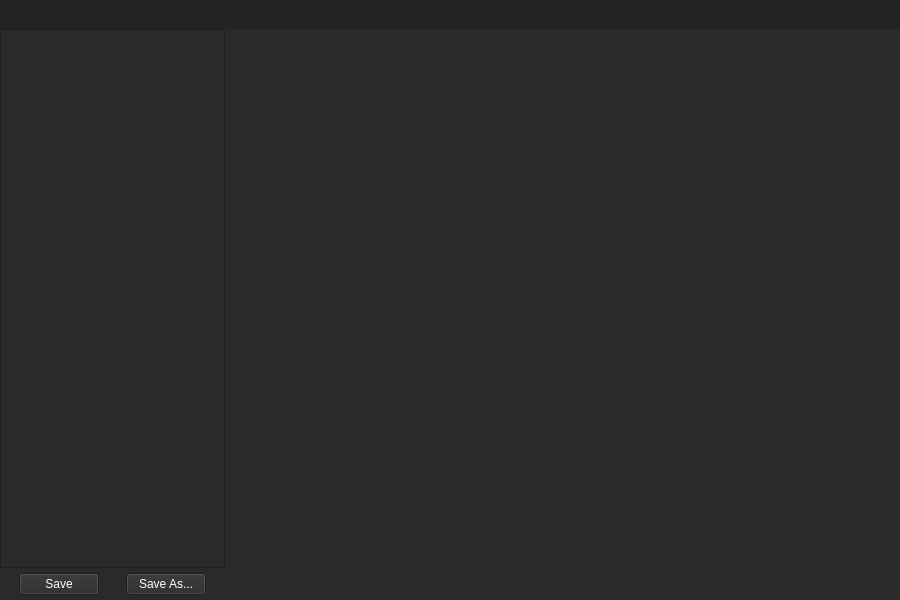
Before: the Qt Designer form themeeditor.ui in AritxOnly/Qt-AbletonLive_ThemeEditor, drawn with Qt 5.
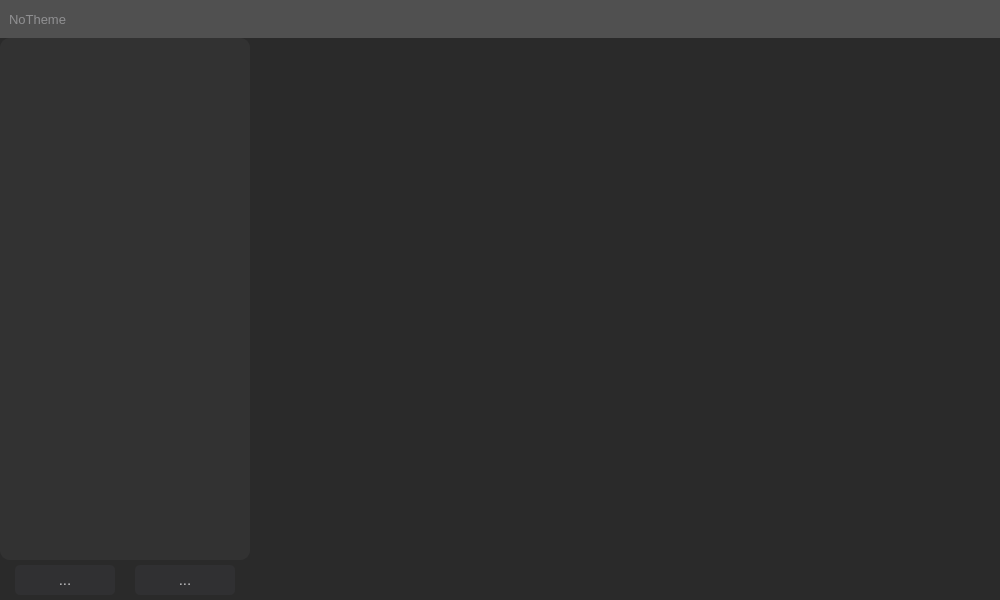
After: the same form once the commit is applied. Icons and pictures are not drawn.

```diff
--- a/themeeditor.ui
+++ b/themeeditor.ui
@@ -6,13 +6,16 @@
    <rect>
     <x>0</x>
     <y>0</y>
-    <width>900</width>
+    <width>1000</width>
     <height>600</height>
    </rect>
   </property>
   <property name="windowTitle">
    <string>ThemeEditor</string>
   </property>
+  <property name="styleSheet">
+   <string notr="true"/>
+  </property>
   <widget class="QWidget" name="mainWidget">
    <property name="sizePolicy">
     <sizepolicy hsizetype="Expanding" vsizetype="Expanding">
@@ -20,192 +23,11 @@
      <verstretch>0</verstretch>
     </sizepolicy>
    </property>
-   <property name="palette">
-    <palette>
-     <active>
-      <colorrole role="WindowText">
-       <brush brushstyle="SolidPattern">
-        <color alpha="255">
-         <red>255</red>
-         <green>255</green>
-         <blue>255</blue>
-        </color>
-       </brush>
-      </colorrole>
-      <colorrole role="Button">
-       <brush brushstyle="SolidPattern">
-        <color alpha="255">
-         <red>42</red>
-         <green>42</green>
-         <blue>42</blue>
-        </color>
-       </brush>
-      </colorrole>
-      <colorrole role="Text">
-       <brush brushstyle="SolidPattern">
-        <color alpha="255">
-         <red>255</red>
-         <green>255</green>
-         <blue>255</blue>
-        </color>
-       </brush>
-      </colorrole>
-      <colorrole role="ButtonText">
-       <brush brushstyle="SolidPattern">
-        <color alpha="255">
-         <red>255</red>
-         <green>255</green>
-         <blue>255</blue>
-        </color>
-       </brush>
-      </colorrole>
-      <colorrole role="Base">
-       <brush brushstyle="SolidPattern">
-        <color alpha="255">
-         <red>42</red>
-         <green>42</green>
-         <blue>42</blue>
-        </color>
-       </brush>
-      </colorrole>
-      <colorrole role="Window">
-       <brush brushstyle="SolidPattern">
-        <color alpha="255">
-         <red>42</red>
-         <green>42</green>
-         <blue>42</blue>
-        </color>
-       </brush>
-      </colorrole>
-      <colorrole role="Highlight">
-       <brush brushstyle="SolidPattern">
-        <color alpha="255">
-         <red>106</red>
-         <green>106</green>
-         <blue>106</blue>
-        </color>
-       </brush>
-      </colorrole>
-     </active>
-     <inactive>
-      <colorrole role="WindowText">
-       <brush brushstyle="SolidPattern">
-        <color alpha="255">
-         <red>255</red>
-         <green>255</green>
-         <blue>255</blue>
-        </color>
-       </brush>
-      </colorrole>
-      <colorrole role="Button">
-       <brush brushstyle="SolidPattern">
-        <color alpha="255">
-         <red>42</red>
-         <green>42</green>
-         <blue>42</blue>
-        </color>
-       </brush>
-      </colorrole>
-      <colorrole role="Text">
-       <brush brushstyle="SolidPattern">
-        <color alpha="255">
-         <red>255</red>
-         <green>255</green>
-         <blue>255</blue>
-        </color>
-       </brush>
-      </colorrole>
-      <colorrole role="ButtonText">
-       <brush brushstyle="SolidPattern">
-        <color alpha="255">
-         <red>255</red>
-         <green>255</green>
-         <blue>255</blue>
-        </color>
-       </brush>
-      </colorrole>
-      <colorrole role="Base">
-       <brush brushstyle="SolidPattern">
-        <color alpha="255">
-         <red>42</red>
-         <green>42</green>
-         <blue>42</blue>
-        </color>
-       </brush>
-      </colorrole>
-      <colorrole role="Window">
-       <brush brushstyle="SolidPattern">
-        <color alpha="255">
-         <red>42</red>
-         <green>42</green>
-         <blue>42</blue>
-        </color>
-       </brush>
-      </colorrole>
-      <colorrole role="Highlight">
-       <brush brushstyle="SolidPattern">
-        <color alpha="255">
-         <red>106</red>
-         <green>106</green>
-         <blue>106</blue>
-        </color>
-       </brush>
-      </colorrole>
-      <colorrole role="HighlightedText">
-       <brush brushstyle="SolidPattern">
-        <color alpha="255">
-         <red>255</red>
-         <green>255</green>
-         <blue>255</blue>
-        </color>
-       </brush>
-      </colorrole>
-     </inactive>
-     <disabled>
-      <colorrole role="Button">
-       <brush brushstyle="SolidPattern">
-        <color alpha="255">
-         <red>42</red>
-         <green>42</green>
-         <blue>42</blue>
-        </color>
-       </brush>
-      </colorrole>
-      <colorrole role="Base">
-       <brush brushstyle="SolidPattern">
-        <color alpha="255">
-         <red>42</red>
-         <green>42</green>
-         <blue>42</blue>
-        </color>
-       </brush>
-      </colorrole>
-      <colorrole role="Window">
-       <brush brushstyle="SolidPattern">
-        <color alpha="255">
-         <red>42</red>
-         <green>42</green>
-         <blue>42</blue>
-        </color>
-       </brush>
-      </colorrole>
-      <colorrole role="Shadow">
-       <brush brushstyle="SolidPattern">
-        <color alpha="255">
-         <red>89</red>
-         <green>89</green>
-         <blue>89</blue>
-        </color>
-       </brush>
-      </colorrole>
-     </disabled>
-    </palette>
-   </property>
    <property name="layoutDirection">
     <enum>Qt::LeftToRight</enum>
    </property>
    <property name="styleSheet">
-    <string notr="true">background-color: rgb(42, 42, 42);</string>
+    <string notr="true">background-color: #2a2a2a;</string>
    </property>
    <layout class="QVBoxLayout" name="verticalLayout">
     <property name="spacing">
@@ -224,14 +46,14 @@
      <number>0</number>
     </property>
     <item>
-     <layout class="QVBoxLayout" name="basicLayout" stretch="1,20">
+     <layout class="QVBoxLayout" name="basicLayout" stretch="0,0">
       <property name="spacing">
        <number>0</number>
       </property>
       <item>
        <widget class="QWidget" name="topBar" native="true">
         <property name="sizePolicy">
-         <sizepolicy hsizetype="Expanding" vsizetype="Expanding">
+         <sizepolicy hsizetype="Expanding" vsizetype="Fixed">
           <horstretch>0</horstretch>
           <verstretch>0</verstretch>
          </sizepolicy>
@@ -239,15 +61,89 @@
         <property name="minimumSize">
          <size>
           <width>0</width>
-          <height>0</height>
+          <height>35</height>
          </size>
         </property>
         <property name="cursor">
          <cursorShape>CrossCursor</cursorShape>
         </property>
         <property name="styleSheet">
-         <string notr="true">background-color: rgb(35, 35, 35);</string>
+         <string notr="true">background-color: #505050</string>
         </property>
+        <layout class="QHBoxLayout" name="horizontalLayout_3">
+         <item>
+          <widget class="QLabel" name="currentTheme">
+           <property name="sizePolicy">
+            <sizepolicy hsizetype="Fixed" vsizetype="Preferred">
+             <horstretch>0</horstretch>
+             <verstretch>0</verstretch>
+            </sizepolicy>
+           </property>
+           <property name="minimumSize">
+            <size>
+             <width>250</width>
+             <height>0</height>
+            </size>
+           </property>
+           <property name="font">
+            <font>
+             <pointsize>10</pointsize>
+            </font>
+           </property>
+           <property name="styleSheet">
+            <string notr="true">color:#909092;</string>
+           </property>
+           <property name="text">
+            <string>NoTheme</string>
+           </property>
+          </widget>
+         </item>
+         <item>
+          <spacer name="horizontalSpacer_4">
+           <property name="orientation">
+            <enum>Qt::Horizontal</enum>
+           </property>
+           <property name="sizeHint" stdset="0">
+            <size>
+             <width>40</width>
+             <height>20</height>
+            </size>
+           </property>
+          </spacer>
+         </item>
+         <item>
+          <widget class="QPushButton" name="helpButton">
+           <property name="sizePolicy">
+            <sizepolicy hsizetype="Fixed" vsizetype="Fixed">
+             <horstretch>0</horstretch>
+             <verstretch>0</verstretch>
+            </sizepolicy>
+           </property>
+           <property name="minimumSize">
+            <size>
+             <width>20</width>
+             <height>20</height>
+            </size>
+           </property>
+           <property name="styleSheet">
+            <string notr="true">border-radius:10px;</string>
+           </property>
+           <property name="text">
+            <string/>
+           </property>
+           <property name="icon">
+            <iconset resource="resource.qrc">
+             <normaloff>:/pics/resources/pics/help-filling.png</normaloff>:/pics/resources/pics/help-filling.png</iconset>
+           </property>
+           <property name="iconSize">
+            <size>
+             <width>20</width>
+             <height>20</height>
+            </size>
+           </property>
+          </widget>
+         </item>
+        </layout>
        </widget>
       </item>
       <item>
@@ -262,54 +158,54 @@
                <colorrole role="WindowText">
                 <brush brushstyle="SolidPattern">
                  <color alpha="255">
-                  <red>255</red>
-                  <green>255</green>
-                  <blue>255</blue>
+                  <red>192</red>
+                  <green>192</green>
+                  <blue>195</blue>
                  </color>
                 </brush>
                </colorrole>
                <colorrole role="Button">
                 <brush brushstyle="SolidPattern">
                  <color alpha="255">
-                  <red>42</red>
-                  <green>42</green>
-                  <blue>42</blue>
+                  <red>50</red>
+                  <green>50</green>
+                  <blue>50</blue>
                  </color>
                 </brush>
                </colorrole>
                <colorrole role="Text">
                 <brush brushstyle="SolidPattern">
                  <color alpha="255">
-                  <red>255</red>
-                  <green>255</green>
-                  <blue>255</blue>
+                  <red>192</red>
+                  <green>192</green>
+                  <blue>195</blue>
                  </color>
                 </brush>
                </colorrole>
                <colorrole role="ButtonText">
                 <brush brushstyle="SolidPattern">
                  <color alpha="255">
-                  <red>255</red>
-                  <green>255</green>
-                  <blue>255</blue>
+                  <red>192</red>
+                  <green>192</green>
+                  <blue>195</blue>
                  </color>
                 </brush>
                </colorrole>
                <colorrole role="Base">
                 <brush brushstyle="SolidPattern">
                  <color alpha="255">
-                  <red>42</red>
-                  <green>42</green>
-                  <blue>42</blue>
+                  <red>50</red>
+                  <green>50</green>
+                  <blue>50</blue>
                  </color>
                 </brush>
                </colorrole>
                <colorrole role="Window">
                 <brush brushstyle="SolidPattern">
                  <color alpha="255">
-                  <red>42</red>
-                  <green>42</green>
-                  <blue>42</blue>
+                  <red>50</red>
+                  <green>50</green>
+                  <blue>50</blue>
                  </color>
                 </brush>
                </colorrole>
@@ -322,59 +218,68 @@
                  </color>
                 </brush>
                </colorrole>
+               <colorrole role="PlaceholderText">
+                <brush brushstyle="SolidPattern">
+                 <color alpha="128">
+                  <red>192</red>
+                  <green>192</green>
+                  <blue>195</blue>
+                 </color>
+                </brush>
+               </colorrole>
               </active>
               <inactive>
                <colorrole role="WindowText">
                 <brush brushstyle="SolidPattern">
                  <color alpha="255">
-                  <red>255</red>
-                  <green>255</green>
-                  <blue>255</blue>
+                  <red>192</red>
+                  <green>192</green>
+                  <blue>195</blue>
                  </color>
                 </brush>
                </colorrole>
                <colorrole role="Button">
                 <brush brushstyle="SolidPattern">
                  <color alpha="255">
-                  <red>42</red>
-                  <green>42</green>
-                  <blue>42</blue>
+                  <red>50</red>
+                  <green>50</green>
+                  <blue>50</blue>
                  </color>
                 </brush>
                </colorrole>
                <colorrole role="Text">
                 <brush brushstyle="SolidPattern">
                  <color alpha="255">
-                  <red>255</red>
-                  <green>255</green>
-                  <blue>255</blue>
+                  <red>192</red>
+                  <green>192</green>
+                  <blue>195</blue>
                  </color>
                 </brush>
                </colorrole>
                <colorrole role="ButtonText">
                 <brush brushstyle="SolidPattern">
                  <color alpha="255">
-                  <red>255</red>
-                  <green>255</green>
-                  <blue>255</blue>
+                  <red>192</red>
+                  <green>192</green>
+                  <blue>195</blue>
                  </color>
                 </brush>
                </colorrole>
                <colorrole role="Base">
                 <brush brushstyle="SolidPattern">
                  <color alpha="255">
-                  <red>42</red>
-                  <green>42</green>
-                  <blue>42</blue>
+                  <red>50</red>
+                  <green>50</green>
+                  <blue>50</blue>
                  </color>
                 </brush>
                </colorrole>
                <colorrole role="Window">
                 <brush brushstyle="SolidPattern">
                  <color alpha="255">
-                  <red>42</red>
-                  <green>42</green>
-                  <blue>42</blue>
+                  <red>50</red>
+                  <green>50</green>
+                  <blue>50</blue>
                  </color>
                 </brush>
                </colorrole>
@@ -396,32 +301,68 @@
                  </color>
                 </brush>
                </colorrole>
+               <colorrole role="PlaceholderText">
+                <brush brushstyle="SolidPattern">
+                 <color alpha="128">
+                  <red>192</red>
+                  <green>192</green>
+                  <blue>195</blue>
+                 </color>
+                </brush>
+               </colorrole>
               </inactive>
               <disabled>
+               <colorrole role="WindowText">
+                <brush brushstyle="SolidPattern">
+                 <color alpha="255">
+                  <red>192</red>
+                  <green>192</green>
+                  <blue>195</blue>
+                 </color>
+                </brush>
+               </colorrole>
                <colorrole role="Button">
                 <brush brushstyle="SolidPattern">
                  <color alpha="255">
-                  <red>42</red>
-                  <green>42</green>
-                  <blue>42</blue>
+                  <red>50</red>
+                  <green>50</green>
+                  <blue>50</blue>
+                 </color>
+                </brush>
+               </colorrole>
+               <colorrole role="Text">
+                <brush brushstyle="SolidPattern">
+                 <color alpha="255">
+                  <red>192</red>
+                  <green>192</green>
+                  <blue>195</blue>
+                 </color>
+                </brush>
+               </colorrole>
+               <colorrole role="ButtonText">
+                <brush brushstyle="SolidPattern">
+                 <color alpha="255">
+                  <red>192</red>
+                  <green>192</green>
+                  <blue>195</blue>
                  </color>
                 </brush>
                </colorrole>
                <colorrole role="Base">
                 <brush brushstyle="SolidPattern">
                  <color alpha="255">
-                  <red>42</red>
-                  <green>42</green>
-                  <blue>42</blue>
+                  <red>50</red>
+                  <green>50</green>
+                  <blue>50</blue>
                  </color>
                 </brush>
                </colorrole>
                <colorrole role="Window">
                 <brush brushstyle="SolidPattern">
                  <color alpha="255">
-                  <red>42</red>
-                  <green>42</green>
-                  <blue>42</blue>
+                  <red>50</red>
+                  <green>50</green>
+                  <blue>50</blue>
                  </color>
                 </brush>
                </colorrole>
@@ -434,19 +375,33 @@
                  </color>
                 </brush>
                </colorrole>
+               <colorrole role="PlaceholderText">
+                <brush brushstyle="SolidPattern">
+                 <color alpha="128">
+                  <red>192</red>
+                  <green>192</green>
+                  <blue>195</blue>
+                 </color>
+                </brush>
+               </colorrole>
               </disabled>
              </palette>
             </property>
             <property name="autoFillBackground">
              <bool>false</bool>
             </property>
+            <property name="styleSheet">
+             <string notr="true">border-radius:10px;
+color:#c0c0c3;
+background-color:#323232</string>
+            </property>
             <property name="editTriggers">
              <set>QAbstractItemView::NoEditTriggers</set>
             </property>
            </widget>
           </item>
           <item>
-           <layout class="QHBoxLayout" name="horizontalLayout" stretch="1,2,2,2,1">
+           <layout class="QHBoxLayout" name="horizontalLayout" stretch="1,0,2,0,1">
             <property name="spacing">
              <number>10</number>
             </property>
@@ -476,190 +431,33 @@
              </spacer>
             </item>
             <item>
-             <widget class="QPushButton" name="saveButton">
-              <property name="palette">
-               <palette>
-                <active>
-                 <colorrole role="WindowText">
-                  <brush brushstyle="SolidPattern">
-                   <color alpha="255">
-                    <red>255</red>
-                    <green>255</green>
-                    <blue>255</blue>
-                   </color>
-                  </brush>
-                 </colorrole>
-                 <colorrole role="Button">
-                  <brush brushstyle="SolidPattern">
-                   <color alpha="255">
-                    <red>42</red>
-                    <green>42</green>
-                    <blue>42</blue>
-                   </color>
-                  </brush>
-                 </colorrole>
-                 <colorrole role="Text">
-                  <brush brushstyle="SolidPattern">
-                   <color alpha="255">
-                    <red>255</red>
-                    <green>255</green>
-                    <blue>255</blue>
-                   </color>
-                  </brush>
-                 </colorrole>
-                 <colorrole role="ButtonText">
-                  <brush brushstyle="SolidPattern">
-                   <color alpha="255">
-                    <red>255</red>
-                    <green>255</green>
-                    <blue>255</blue>
-                   </color>
-                  </brush>
-                 </colorrole>
-                 <colorrole role="Base">
-                  <brush brushstyle="SolidPattern">
-                   <color alpha="255">
-                    <red>42</red>
-                    <green>42</green>
-                    <blue>42</blue>
-                   </color>
-                  </brush>
-                 </colorrole>
-                 <colorrole role="Window">
-                  <brush brushstyle="SolidPattern">
-                   <color alpha="255">
-                    <red>42</red>
-                    <green>42</green>
-                    <blue>42</blue>
-                   </color>
-                  </brush>
-                 </colorrole>
-                 <colorrole role="Highlight">
-                  <brush brushstyle="SolidPattern">
-                   <color alpha="255">
-                    <red>106</red>
-                    <green>106</green>
-                    <blue>106</blue>
-                   </color>
-                  </brush>
-                 </colorrole>
-                </active>
-                <inactive>
-                 <colorrole role="WindowText">
-                  <brush brushstyle="SolidPattern">
-                   <color alpha="255">
-                    <red>255</red>
-                    <green>255</green>
-                    <blue>255</blue>
-                   </color>
-                  </brush>
-                 </colorrole>
-                 <colorrole role="Button">
-                  <brush brushstyle="SolidPattern">
-                   <color alpha="255">
-                    <red>42</red>
-                    <green>42</green>
-                    <blue>42</blue>
-                   </color>
-                  </brush>
-                 </colorrole>
-                 <colorrole role="Text">
-                  <brush brushstyle="SolidPattern">
-                   <color alpha="255">
-                    <red>255</red>
-                    <green>255</green>
-                    <blue>255</blue>
-                   </color>
-                  </brush>
-                 </colorrole>
-                 <colorrole role="ButtonText">
-                  <brush brushstyle="SolidPattern">
-                   <color alpha="255">
-                    <red>255</red>
-                    <green>255</green>
-                    <blue>255</blue>
-                   </color>
-                  </brush>
-                 </colorrole>
-                 <colorrole role="Base">
-                  <brush brushstyle="SolidPattern">
-                   <color alpha="255">
-                    <red>42</red>
-                    <green>42</green>
-                    <blue>42</blue>
-                   </color>
-                  </brush>
-                 </colorrole>
-                 <colorrole role="Window">
-                  <brush brushstyle="SolidPattern">
-                   <color alpha="255">
-                    <red>42</red>
-                    <green>42</green>
-                    <blue>42</blue>
-                   </color>
-                  </brush>
-                 </colorrole>
-                 <colorrole role="Highlight">
-                  <brush brushstyle="SolidPattern">
-                   <color alpha="255">
-                    <red>106</red>
-                    <green>106</green>
-                    <blue>106</blue>
-                   </color>
-                  </brush>
-                 </colorrole>
-                 <colorrole role="HighlightedText">
-                  <brush brushstyle="SolidPattern">
-                   <color alpha="255">
-                    <red>255</red>
-                    <green>255</green>
-                    <blue>255</blue>
-                   </color>
-                  </brush>
-                 </colorrole>
-                </inactive>
-                <disabled>
-                 <colorrole role="Button">
-                  <brush brushstyle="SolidPattern">
-                   <color alpha="255">
-                    <red>42</red>
-                    <green>42</green>
-                    <blue>42</blue>
-                   </color>
-                  </brush>
-                 </colorrole>
-                 <colorrole role="Base">
-                  <brush brushstyle="SolidPattern">
-                   <color alpha="255">
-                    <red>42</red>
-                    <green>42</green>
-                    <blue>42</blue>
-                   </color>
-                  </brush>
-                 </colorrole>
-                 <colorrole role="Window">
-                  <brush brushstyle="SolidPattern">
-                   <color alpha="255">
-                    <red>42</red>
-                    <green>42</green>
-                    <blue>42</blue>
-                   </color>
-                  </brush>
-                 </colorrole>
-                 <colorrole role="Shadow">
-                  <brush brushstyle="SolidPattern">
-                   <color alpha="255">
-                    <red>89</red>
-                    <green>89</green>
-                    <blue>89</blue>
-                   </color>
-                  </brush>
-                 </colorrole>
-                </disabled>
-               </palette>
+             <widget class="QToolButton" name="importExport">
+              <property name="sizePolicy">
+               <sizepolicy hsizetype="Preferred" vsizetype="Preferred">
+                <horstretch>0</horstretch>
+                <verstretch>0</verstretch>
+               </sizepolicy>
+              </property>
+              <property name="minimumSize">
+               <size>
+                <width>100</width>
+                <height>30</height>
+               </size>
+              </property>
+              <property name="styleSheet">
+               <string notr="true">border-radius:5px;
+color:#c0c0c3;
+background-color:#303032;
+font-size:15px;</string>
               </property>
               <property name="text">
-               <string>Save</string>
+               <string>...</string>
+              </property>
+              <property name="popupMode">
+               <enum>QToolButton::InstantPopup</enum>
+              </property>
+              <property name="toolButtonStyle">
+               <enum>Qt::ToolButtonIconOnly</enum>
               </property>
              </widget>
             </item>
@@ -677,190 +475,30 @@
              </spacer>
             </item>
             <item>
-             <widget class="QPushButton" name="saveAsButton">
-              <property name="palette">
-               <palette>
-                <active>
-                 <colorrole role="WindowText">
-                  <brush brushstyle="SolidPattern">
-                   <color alpha="255">
-                    <red>255</red>
-                    <green>255</green>
-                    <blue>255</blue>
-                   </color>
-                  </brush>
-                 </colorrole>
-                 <colorrole role="Button">
-                  <brush brushstyle="SolidPattern">
-                   <color alpha="255">
-                    <red>42</red>
-                    <green>42</green>
-                    <blue>42</blue>
-                   </color>
-                  </brush>
-                 </colorrole>
-                 <colorrole role="Text">
-                  <brush brushstyle="SolidPattern">
-                   <color alpha="255">
-                    <red>255</red>
-                    <green>255</green>
-                    <blue>255</blue>
-                   </color>
-                  </brush>
-                 </colorrole>
-                 <colorrole role="ButtonText">
-                  <brush brushstyle="SolidPattern">
-                   <color alpha="255">
-                    <red>255</red>
-                    <green>255</green>
-                    <blue>255</blue>
-                   </color>
-                  </brush>
-                 </colorrole>
-                 <colorrole role="Base">
-                  <brush brushstyle="SolidPattern">
-                   <color alpha="255">
-                    <red>42</red>
-                    <green>42</green>
-                    <blue>42</blue>
-                   </color>
-                  </brush>
-                 </colorrole>
-                 <colorrole role="Window">
-                  <brush brushstyle="SolidPattern">
-                   <color alpha="255">
-                    <red>42</red>
-                    <green>42</green>
-                    <blue>42</blue>
-                   </color>
-                  </brush>
-                 </colorrole>
-                 <colorrole role="Highlight">
-                  <brush brushstyle="SolidPattern">
-                   <color alpha="255">
-                    <red>106</red>
-                    <green>106</green>
-                    <blue>106</blue>
-                   </color>
-                  </brush>
-                 </colorrole>
-                </active>
-                <inactive>
-                 <colorrole role="WindowText">
-                  <brush brushstyle="SolidPattern">
-                   <color alpha="255">
-                    <red>255</red>
-                    <green>255</green>
-                    <blue>255</blue>
-                   </color>
-                  </brush>
-                 </colorrole>
-                 <colorrole role="Button">
-                  <brush brushstyle="SolidPattern">
-                   <color alpha="255">
-                    <red>42</red>
-                    <green>42</green>
-                    <blue>42</blue>
-                   </color>
-                  </brush>
-                 </colorrole>
-                 <colorrole role="Text">
-                  <brush brushstyle="SolidPattern">
-                   <color alpha="255">
-                    <red>255</red>
-                    <green>255</green>
-                    <blue>255</blue>
-                   </color>
-                  </brush>
-                 </colorrole>
-                 <colorrole role="ButtonText">
-                  <brush brushstyle="SolidPattern">
-                   <color alpha="255">
-                    <red>255</red>
-                    <green>255</green>
-                    <blue>255</blue>
-                   </color>
-                  </brush>
-                 </colorrole>
-                 <colorrole role="Base">
-                  <brush brushstyle="SolidPattern">
-                   <color alpha="255">
-                    <red>42</red>
-                    <green>42</green>
-                    <blue>42</blue>
-                   </color>
-                  </brush>
-                 </colorrole>
-                 <colorrole role="Window">
-                  <brush brushstyle="SolidPattern">
-                   <color alpha="255">
-                    <red>42</red>
-                    <green>42</green>
-                    <blue>42</blue>
-                   </color>
-                  </brush>
-                 </colorrole>
-                 <colorrole role="Highlight">
-                  <brush brushstyle="SolidPattern">
-                   <color alpha="255">
-                    <red>106</red>
-                    <green>106</green>
-                    <blue>106</blue>
-                   </color>
-                  </brush>
-                 </colorrole>
-                 <colorrole role="HighlightedText">
-                  <brush brushstyle="SolidPattern">
-                   <color alpha="255">
-                    <red>255</red>
-                    <green>255</green>
-                    <blue>255</blue>
-                   </color>
-                  </brush>
-                 </colorrole>
-                </inactive>
-                <disabled>
-                 <colorrole role="Button">
-                  <brush brushstyle="SolidPattern">
-                   <color alpha="255">
-                    <red>42</red>
-                    <green>42</green>
-                    <blue>42</blue>
-                   </color>
-                  </brush>
-                 </colorrole>
-                 <colorrole role="Base">
-                  <brush brushstyle="SolidPattern">
-                   <color alpha="255">
-                    <red>42</red>
-                    <green>42</green>
-                    <blue>42</blue>
-                   </color>
-                  </brush>
-                 </colorrole>
-                 <colorrole role="Window">
-                  <brush brushstyle="SolidPattern">
-                   <color alpha="255">
-                    <red>42</red>
-                    <green>42</green>
-                    <blue>42</blue>
-                   </color>
-                  </brush>
-                 </colorrole>
-                 <colorrole role="Shadow">
-                  <brush brushstyle="SolidPattern">
-                   <color alpha="255">
-                    <red>89</red>
-                    <green>89</green>
-                    <blue>89</blue>
-                   </color>
-                  </brush>
-                 </colorrole>
-                </disabled>
-               </palette>
+             <widget class="QToolButton" name="saveSaveAs">
+              <property name="sizePolicy">
+               <sizepolicy hsizetype="Preferred" vsizetype="Preferred">
+                <horstretch>0</horstretch>
+                <verstretch>0</verstretch>
+               </sizepolicy>
+              </property>
+              <property name="minimumSize">
+               <size>
+                <width>100</width>
+                <height>30</height>
+               </size>
+              </property>
+              <property name="styleSheet">
+               <string notr="true">border-radius:5px;
+color:#c0c0c3;
+background-color:#303032;
+font-size:15px;</string>
               </property>
               <property name="text">
-               <string>Save As...</string>
+               <string>...</string>
+              </property>
+              <property name="popupMode">
+               <enum>QToolButton::InstantPopup</enum>
               </property>
              </widget>
             </item>
```
Left out of the diff: 6 changed lines with no effect on the pictures.
